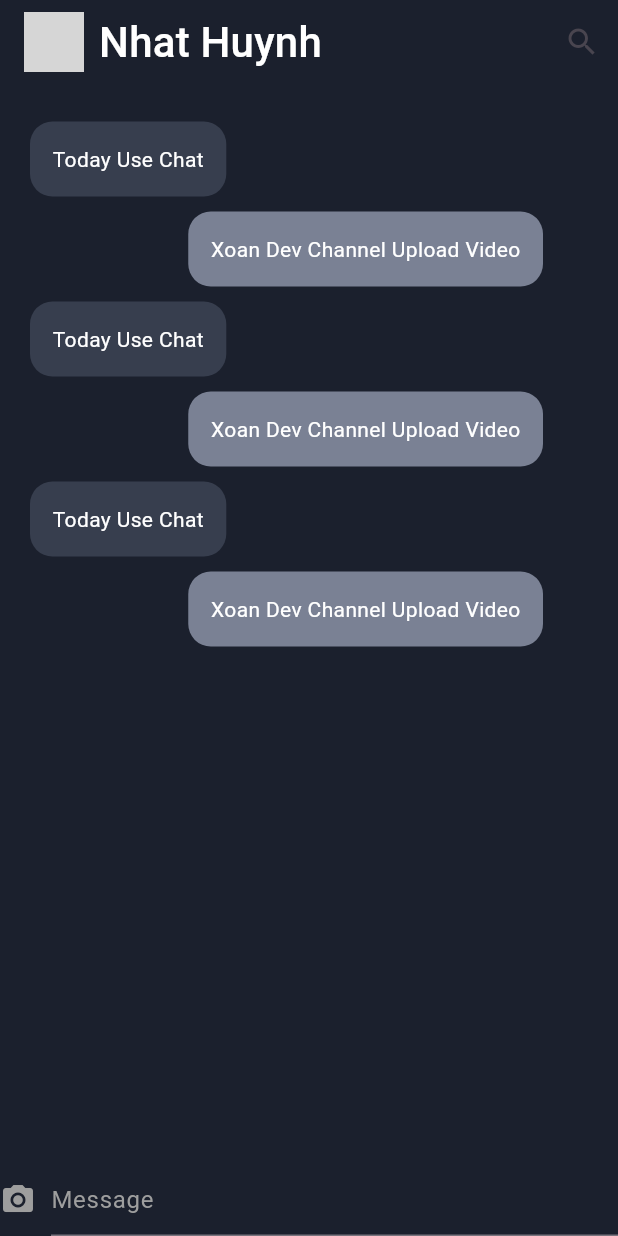
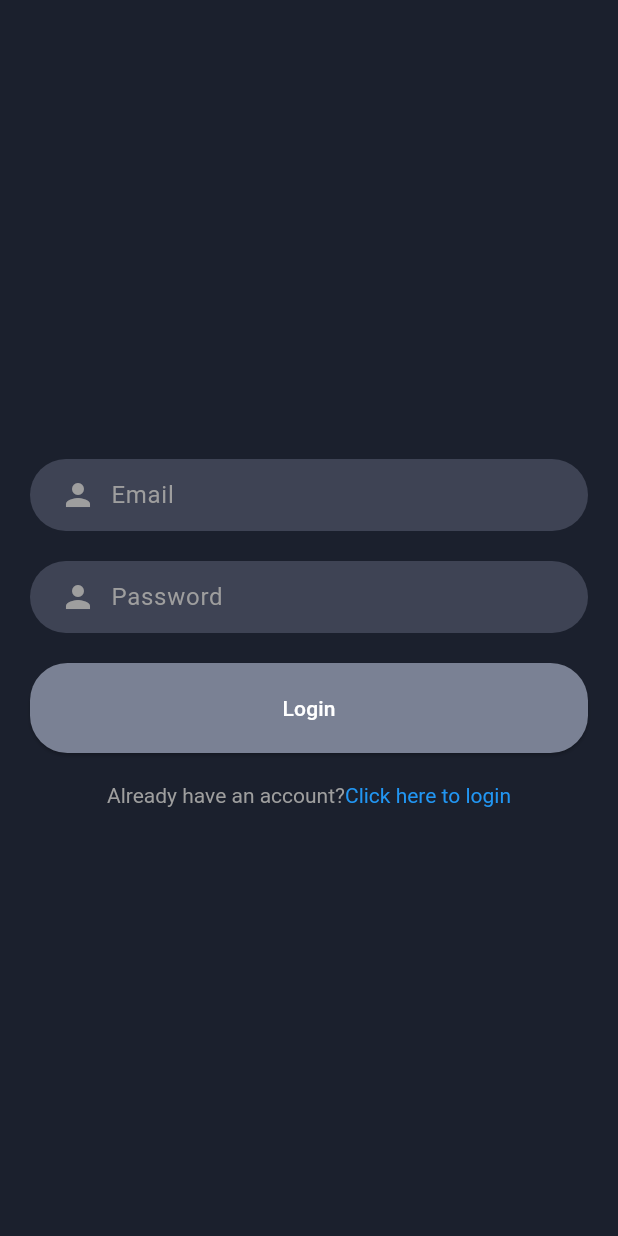
Before and after one commit to NguyenNhatHuynh/ChatNest-App, a Flutter app: the screen it shows after launch, on a phone screen of 412 x 824 dp. Run offline on Flutter 3.47's test engine with Material 3 defaults, Android fonts, the light colour scheme and no system bars; our stand-ins replace google_fonts; grey boxes are pictures that could not be loaded.

Commit message:
Design Form Register - Login

```diff
--- a/lib/core/theme.dart
+++ b/lib/core/theme.dart
@@ -14,7 +14,7 @@ class DefaultColors {
   static const Color whiteText = Color(0xFFFFFFFF);
   static const Color senderMessage = Color(0xFF7A8194);
   static const Color receiverMessage = Color(0xFF373E4E);
-  static const Color sentMessageInput = Color(0xFFD34354);
+  static const Color sentMessageInput = Color.fromARGB(255, 62, 67, 84);
   static const Color messageListPage = Color(0xFF292F3F);
   static const Color buttonColor = Color(0xFF7A8194);
 }
--- /dev/null
+++ b/lib/login_page.dart
@@ -0,0 +1,131 @@
+import 'package:chat_nest_app/core/theme.dart';
+import 'package:flutter/material.dart';
+
+class LoginPage extends StatefulWidget {
+  const LoginPage({super.key});
+
+  @override
+  State<LoginPage> createState() => _LoginPageState();
+}
+
+class _LoginPageState extends State<LoginPage> {
+  final TextEditingController _emailController = TextEditingController();
+  final TextEditingController _passwordController = TextEditingController();
+
+  void _showInputValues() {
+    String email = _emailController.text;
+    String password = _passwordController.text;
+
+    print("Email : $email - Password : $password");
+  }
+
+  @override
+  void dispose() {
+    _emailController.dispose();
+    _passwordController.dispose();
+    super.dispose();
+  }
+
+  @override
+  Widget build(BuildContext context) {
+    return Scaffold(
+      body: Center(
+        child: Padding(
+          padding: const EdgeInsets.all(20),
+          child: Column(
+            mainAxisAlignment: MainAxisAlignment.center,
+            crossAxisAlignment: CrossAxisAlignment.stretch,
+            children: [
+              SizedBox(height: 20),
+              _buildTextInput(
+                'Email',
+                Icons.person,
+                _emailController,
+              ),
+              SizedBox(height: 20),
+              _buildTextInput(
+                'Password',
+                Icons.person,
+                _passwordController,
+              ),
+              SizedBox(height: 20),
+              _buildLoginButton(),
+              SizedBox(height: 20),
+              _buildLoginPrompt(),
+            ],
+          ),
+        ),
+      ),
+    );
+  }
+
+  Widget _buildTextInput(
+      String hint, IconData icon, TextEditingController controller,
+      {bool isPassword = false}) {
+    return Container(
+      decoration: BoxDecoration(
+        color: DefaultColors.sentMessageInput,
+        borderRadius: BorderRadius.circular(25),
+      ),
+      padding: EdgeInsets.symmetric(horizontal: 20),
+      child: Row(
+        children: [
+          Icon(
+            icon,
+            color: Colors.grey,
+          ),
+          SizedBox(width: 10),
+          Expanded(
+            child: TextField(
+              controller: controller,
+              obscureText: isPassword,
+              decoration: InputDecoration(
+                hintText: hint,
+                hintStyle: TextStyle(color: Colors.grey),
+                border: InputBorder.none,
+              ),
+              style: TextStyle(color: Colors.grey),
+            ),
+          )
+        ],
+      ),
+    );
+  }
+
+  Widget _buildLoginButton() {
+    return ElevatedButton(
+      onPressed: _showInputValues,
+      style: ElevatedButton.styleFrom(
+        backgroundColor: DefaultColors.buttonColor,
+        shape: RoundedRectangleBorder(
+          borderRadius: BorderRadius.circular(25),
+        ),
+        padding: EdgeInsets.symmetric(vertical: 20),
+      ),
+      child: Text(
+        'Login',
+        style: TextStyle(color: Colors.white),
+      ),
+    );
+  }
+
+  Widget _buildLoginPrompt() {
+    return Center(
+      child: GestureDetector(
+        onTap: () {},
+        child: RichText(
+          text: TextSpan(
+            text: "Already have an account?",
+            style: TextStyle(color: Colors.grey),
+            children: [
+              TextSpan(
+                text: "Click here to login",
+                style: TextStyle(color: Colors.blue),
+              )
+            ],
+          ),
+        ),
+      ),
+    );
+  }
+}
--- a/lib/main.dart
+++ b/lib/main.dart
@@ -1,6 +1,8 @@
 import 'package:chat_nest_app/chat_page.dart';
 import 'package:chat_nest_app/core/theme.dart';
+import 'package:chat_nest_app/login_page.dart';
 import 'package:chat_nest_app/message_page.dart';
+import 'package:chat_nest_app/register_page.dart';
 import 'package:flutter/material.dart';
 
 void main() {
@@ -16,7 +18,7 @@ class MyApp extends StatelessWidget {
       title: 'ChatNest App',
       theme: AppTheme.darkTheme,
       debugShowCheckedModeBanner: false,
-      home: ChatPage(),
+      home: LoginPage(),
     );
   }
 }
```
Also changed, not shown: lib/chat_page.dart (+14 -0 lines), lib/register_page.dart (added, +139 -0 lines).
